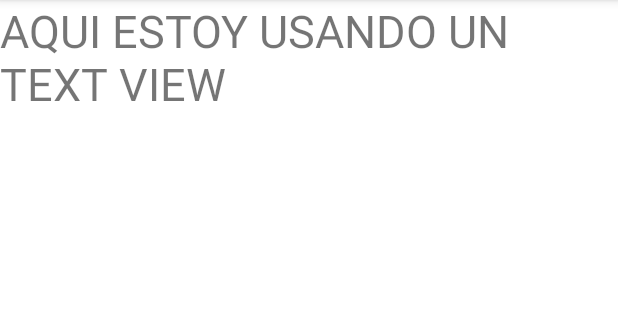
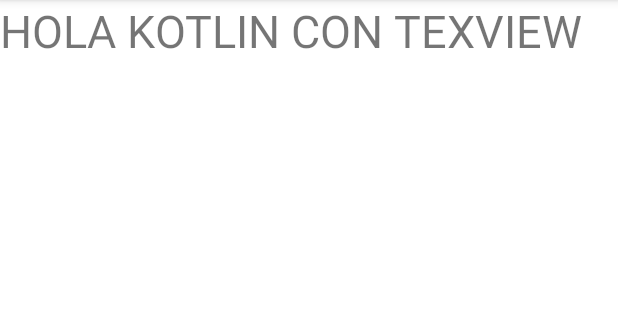
Before and after one commit to imarcaos/Curso-de-Kotlin-Edutin, an Android app: the screen it shows after launch (MainActivity), on a phone screen of 412 x 824 dp, the part 84-404 px from its top. Run offline under Robolectric (Android 15) with nearby library versions, the phone set to English and light mode, and no system bars.

Commit message:
Android Studio and Kotlin - TextView pt2 with value>strings.xml

```diff
--- a/HolaMundo/app/src/main/java/com/inxinet/holamundo/MainActivity.kt
+++ b/HolaMundo/app/src/main/java/com/inxinet/holamundo/MainActivity.kt
@@ -9,8 +9,5 @@ class MainActivity : AppCompatActivity() {
         super.onCreate(savedInstanceState)
         setContentView(R.layout.activity_main)
 
-        val textoBueno = findViewById<TextView>(R.id.texto_bueno)
-
-        textoBueno.text = "AQUI ESTOY USANDO UN TEXT VIEW"
     }
 }
--- a/HolaMundo/app/src/main/res/layout/activity_main.xml
+++ b/HolaMundo/app/src/main/res/layout/activity_main.xml
@@ -11,6 +11,6 @@
         android:id="@+id/texto_bueno"
         android:layout_width="wrap_content"
         android:layout_height="wrap_content"
-        android:text="TextView"
+        android:text="@string/hola"
         android:textSize="30sp" />
 </androidx.constraintlayout.widget.ConstraintLayout>
--- a/HolaMundo/app/src/main/res/values/strings.xml
+++ b/HolaMundo/app/src/main/res/values/strings.xml
@@ -1,3 +1,4 @@
 <resources>
     <string name="app_name">Hola Mundo</string>
+    <string name="hola">HOLA KOTLIN CON TEXVIEW</string>
 </resources>
```
